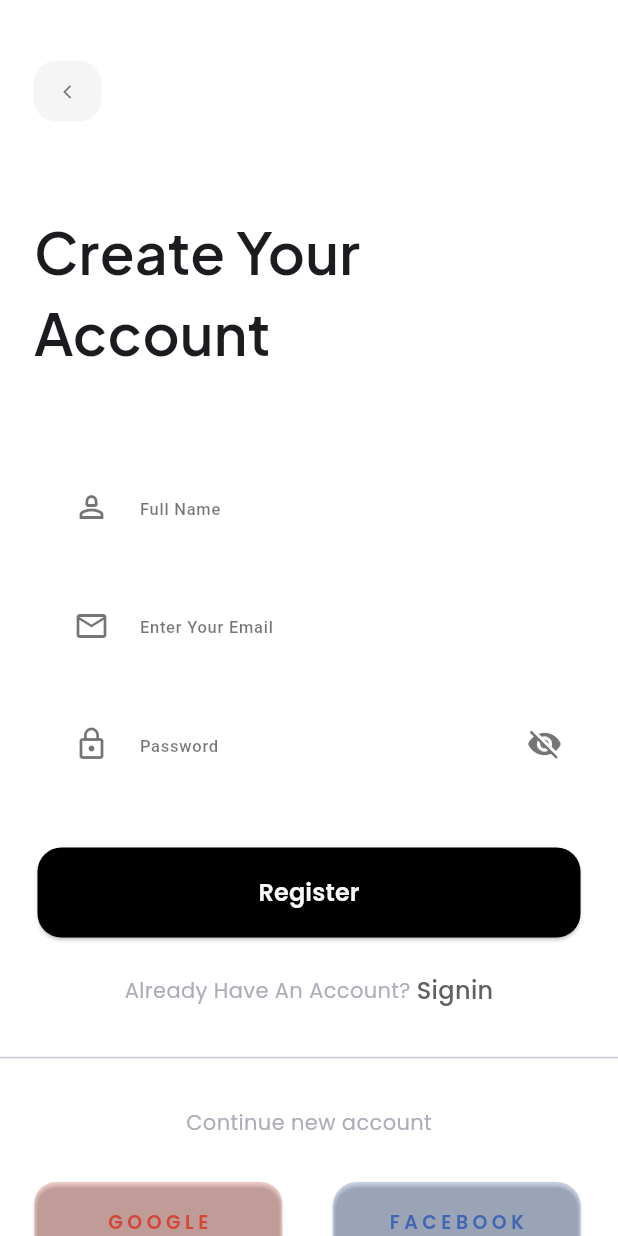
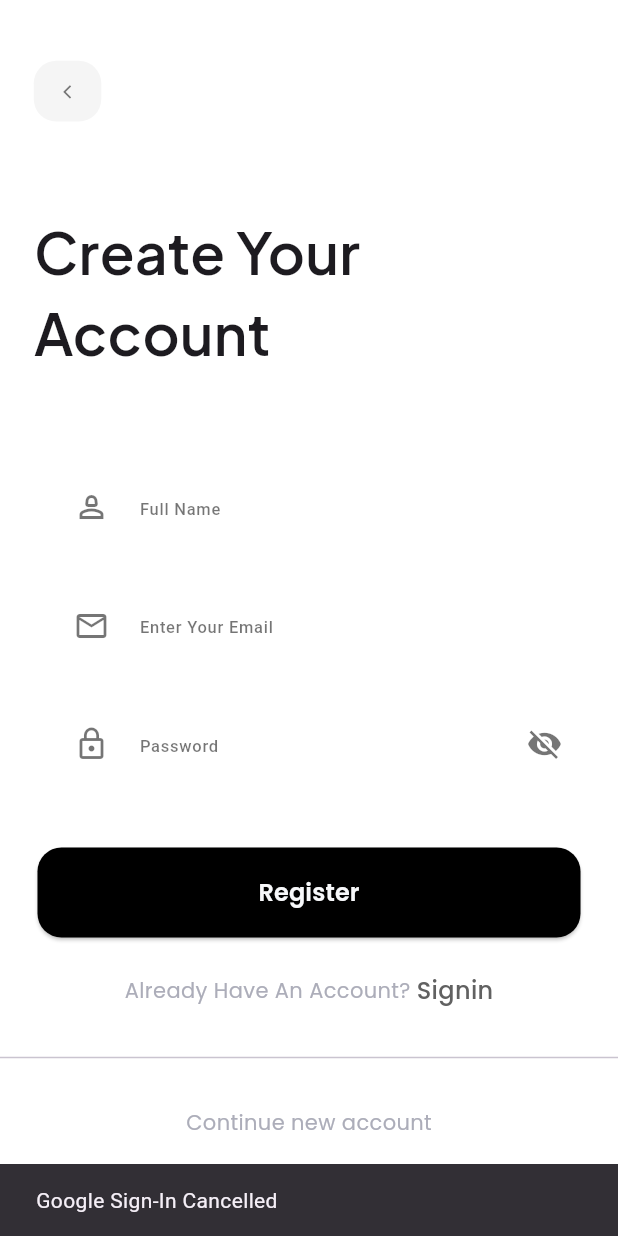
Before and after one commit to MuzammilRashid3108/Devs, a Flutter app: the SignupPage screen opened by its route, after a tap on "GOOGLE", on a phone screen of 412 x 824 dp. Run offline on Flutter 3.47's test engine with Material 3 defaults, Android fonts, the phone set to English and light mode, and no system bars; our stand-ins replace firebase_auth, firebase_core, flutter_screenutil, go_router, google_fonts, google_sign_in and 1 more; accounts and stored records are empty.

Commit message:
Google SF

```diff
--- a/lib/src/features/auth/services/auth_services.dart
+++ b/lib/src/features/auth/services/auth_services.dart
@@ -8,10 +8,9 @@ class AuthService {
   final _googleSignIn = GoogleSignIn();
 
   Future<User?> signInWithGoogle() async {
-    try {
     // Step 1: Start Google sign in
     final GoogleSignInAccount? gUser = await _googleSignIn.signIn();
-      if (gUser == null) return null;
+    if (gUser == null) return null; // User cancelled
 
     // Step 2: Google auth details
     final GoogleSignInAuthentication gAuth = await gUser.authentication;
@@ -26,10 +25,6 @@ class AuthService {
     UserCredential userCred = await _auth.signInWithCredential(credential);
 
     return userCred.user;
-    } catch (e) {
-      print("Google Auth Error: $e");
-      return null;
-    }
   }
 
   // ===============================
--- a/lib/src/features/welcome/wiedgets/auth_buttons.dart
+++ b/lib/src/features/welcome/wiedgets/auth_buttons.dart
@@ -1,10 +1,10 @@
 import 'package:flutter/material.dart';
 import 'package:flutter_screenutil/flutter_screenutil.dart';
 import 'package:google_fonts/google_fonts.dart';
+import 'package:go_router/go_router.dart';
 
 import '../../../core/common/constants/app_colors.dart';
 import '../../auth/services/auth_services.dart';
-
 
 class AuthButtons extends StatelessWidget {
   const AuthButtons({super.key});
@@ -21,9 +21,21 @@ class AuthButtons extends StatelessWidget {
             width: 165.w,
             child: ElevatedButton(
               onPressed: () async {
-                final user = await AuthService().signInWithGoogle();
-                if (user != null) {
-                  print("Signed in as: ${user.displayName}");
+                try {
+                  final user = await AuthService().signInWithGoogle();
+                  if (user != null && context.mounted) {
+                    context.go('/home');
+                  } else if (context.mounted) {
+                    ScaffoldMessenger.of(context).showSnackBar(
+                      const SnackBar(content: Text("Google Sign-In Cancelled")),
+                    );
+                  }
+                } catch (e) {
+                  if (context.mounted) {
+                    ScaffoldMessenger.of(
+                      context,
+                    ).showSnackBar(SnackBar(content: Text("Error: $e")));
+                  }
                 }
               },
               style: ElevatedButton.styleFrom(
@@ -44,7 +56,7 @@ class AuthButtons extends StatelessWidget {
             ),
           ),
         ),
-        SizedBox(width: 15,),
+        SizedBox(width: 15),
         Padding(
           padding: EdgeInsets.only(right: 25.0),
           child: SizedBox(
```
Also changed, not shown: 1 other file. Lines whose indentation alone changed are shown as unchanged.
